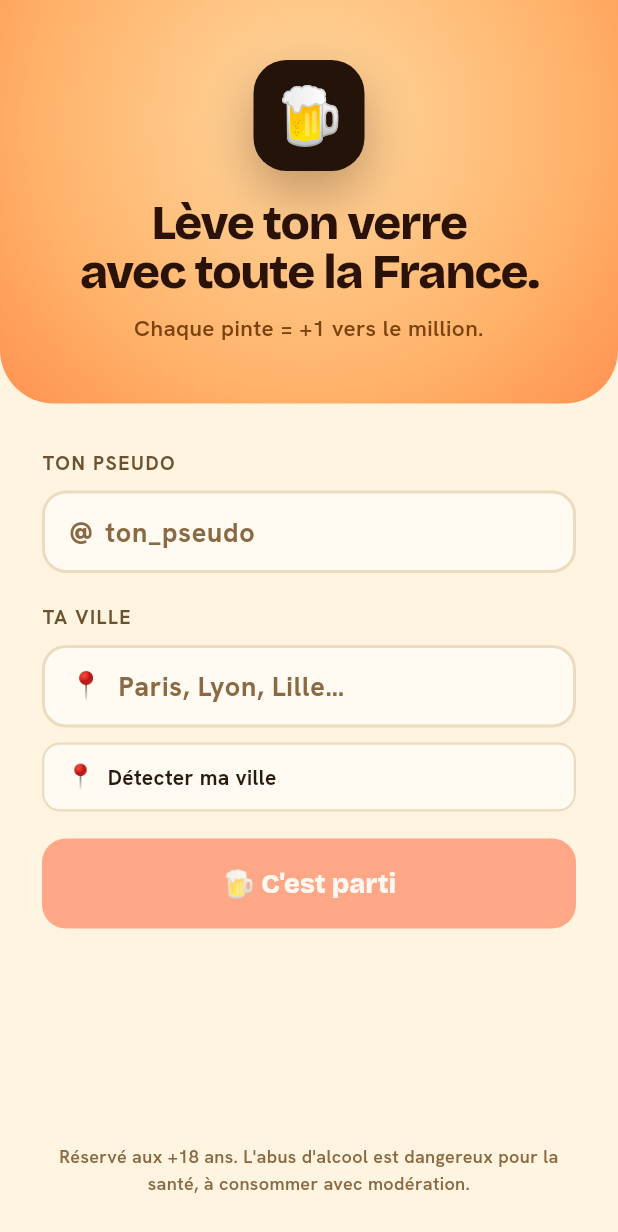
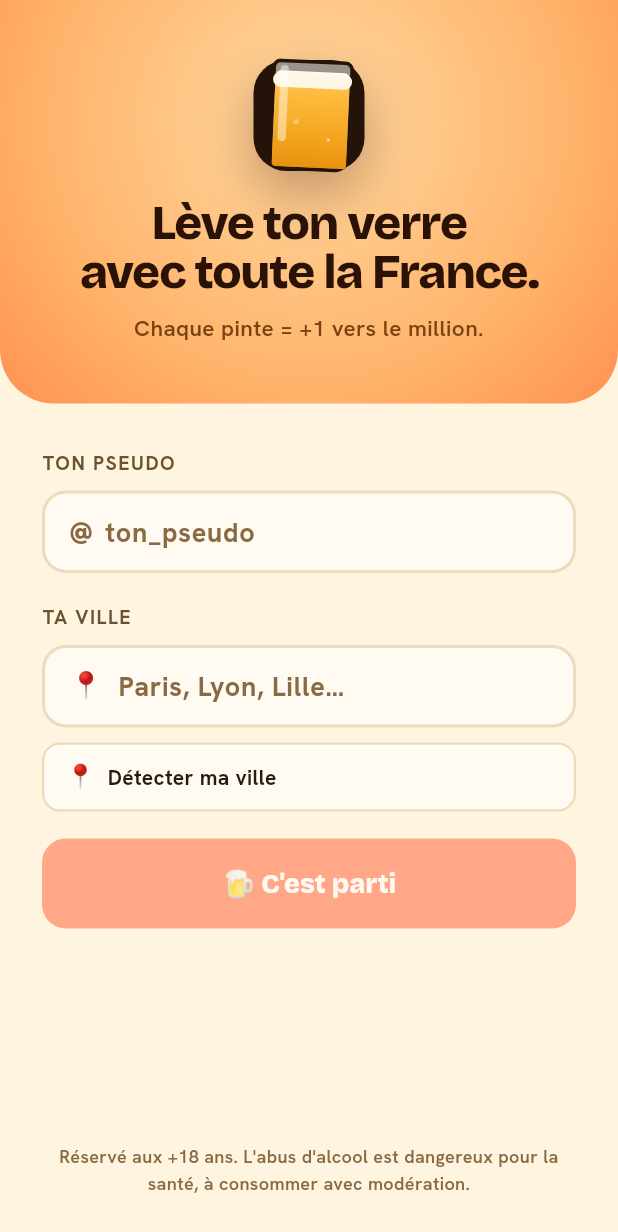
Before and after one commit to alvisevenezia/tchin_beer, a Flutter app: the screen it shows after launch, on a phone screen of 412 x 824 dp. Shown: the top 1232 px of the screen. Run offline on Flutter 3.47's test engine with Material 3 defaults, Android fonts, the phone set to English and light mode, and no system bars; our stand-ins replace camera, flutter_riverpod, flutter_secure_storage, geolocator, google_fonts, image_picker and 1 more.

Commit message:
feat: use the animated BeerGlassLogo on the onboarding screen
Co-Authored-By: Claude Sonnet 5 <noreply@anthropic.com>

```diff
--- a/lib/ui/onboarding_screen.dart
+++ b/lib/ui/onboarding_screen.dart
@@ -5,6 +5,7 @@ import 'package:flutter_riverpod/flutter_riverpod.dart';
 import '../state/session_controller.dart';
 import '../theme/app_theme.dart';
 import '../theme/tokens.dart';
+import 'widgets/beer_glass_logo.dart';
 import 'widgets/city_picker.dart';
 
 /// Écran de connexion / inscription. Reprend la maquette du handoff
@@ -247,7 +248,7 @@ class _OnboardingScreenState extends ConsumerState<OnboardingScreen> {
                     ),
                   ],
                 ),
-                child: const Text('🍺', style: TextStyle(fontSize: 38)),
+                child: const BeerGlassLogo(height: 74),
               ),
               const SizedBox(height: 18),
               Text(
```
